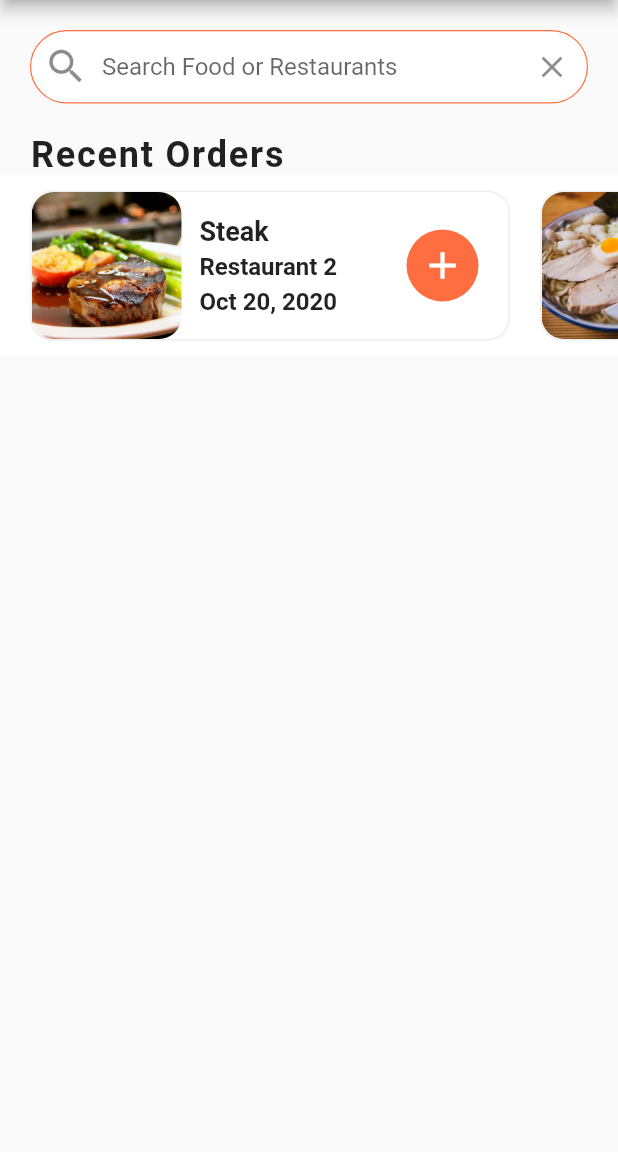
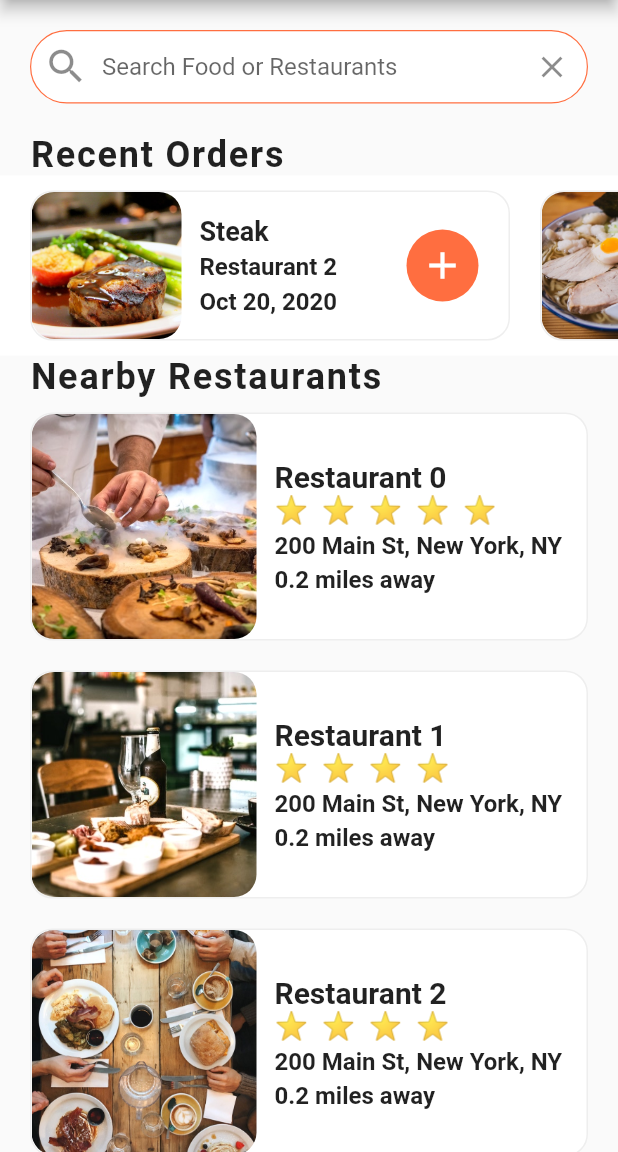
Before and after one commit to sumithpdd/flutterworkshopfooddelivery, a Flutter app: the screen it shows after launch, on a phone screen of 412 x 824 dp, the part 84-1236 px from its top. Run offline on Flutter 3.47's test engine with Material 2 defaults, Android fonts, the phone set to English and light mode, and no system bars.

Commit message:
Nearby restaurants and rating_stars

```diff
--- a/food_delivery/lib/screens/home_screen.dart
+++ b/food_delivery/lib/screens/home_screen.dart
@@ -1,6 +1,8 @@
 import 'package:flutter/material.dart';
 import 'package:food_delivery/data/data.dart';
 import 'package:food_delivery/helpers/style.dart';
+import 'package:food_delivery/models/restaurant.dart';
+import 'package:food_delivery/widgets/rating_stars.dart';
 import 'package:food_delivery/widgets/recent_orders.dart';
 
 class HomeScreen extends StatefulWidget {
@@ -9,6 +11,75 @@ class HomeScreen extends StatefulWidget {
 }
 
 class _HomeScreenState extends State<HomeScreen> {
+  _buildRestaurants() {
+    List<Widget> restaurantList = [];
+    restaurants.forEach((Restaurant restaurant) {
+      restaurantList.add(Container(
+        margin: EdgeInsets.symmetric(horizontal: 20.0, vertical: 10.0),
+        decoration: BoxDecoration(
+          color: white,
+          borderRadius: BorderRadius.circular(15.0),
+          border: Border.all(
+            width: 1.0,
+            color: Colors.grey[200],
+          ),
+        ),
+        child: Row(
+          children: [
+            ClipRRect(
+              borderRadius: BorderRadius.circular(15.0),
+              child: Image(
+                height: 150.0,
+                width: 150.0,
+                image: AssetImage(restaurant.imageUrl),
+                fit: BoxFit.cover,
+              ),
+            ),
+            Expanded(
+              child: Container(
+                margin: EdgeInsets.all(12.0),
+                child: Column(
+                  mainAxisAlignment: MainAxisAlignment.center,
+                  crossAxisAlignment: CrossAxisAlignment.start,
+                  children: [
+                    Text(
+                      restaurant.name,
+                      style: TextStyle(
+                        fontSize: 20.0,
+                        fontWeight: FontWeight.bold,
+                      ),
+                      overflow: TextOverflow.ellipsis,
+                    ),
+                    RatingStars(restaurant.rating),
+                    SizedBox(height: 4.0),
+                    Text(
+                      restaurant.address,
+                      style: TextStyle(
+                        fontSize: 16.0,
+                        fontWeight: FontWeight.w600,
+                      ),
+                      overflow: TextOverflow.ellipsis,
+                    ),
+                    SizedBox(height: 4.0),
+                    Text(
+                      '0.2 miles away',
+                      style: TextStyle(
+                        fontSize: 16.0,
+                        fontWeight: FontWeight.w600,
+                      ),
+                      overflow: TextOverflow.ellipsis,
+                    )
+                  ],
+                ),
+              ),
+            )
+          ],
+        ),
+      ));
+    });
+    return Column(children: restaurantList);
+  }
+
   @override
   Widget build(BuildContext context) {
     return Scaffold(
@@ -60,6 +131,23 @@ class _HomeScreenState extends State<HomeScreen> {
             ),
           ),
           RecentOrders(),
+          Column(
+            crossAxisAlignment: CrossAxisAlignment.start,
+            children: [
+              Padding(
+                padding: const EdgeInsets.symmetric(horizontal: 20),
+                child: Text(
+                  'Nearby Restaurants',
+                  style: TextStyle(
+                    fontSize: 24.0,
+                    fontWeight: FontWeight.w600,
+                    letterSpacing: 1.2,
+                  ),
+                ),
+              ),
+              _buildRestaurants()
+            ],
+          )
         ],
       ),
     );
--- /dev/null
+++ b/food_delivery/lib/widgets/rating_stars.dart
@@ -0,0 +1,22 @@
+import 'package:flutter/material.dart';
+
+class RatingStars extends StatelessWidget {
+  final int rating;
+
+  RatingStars(this.rating);
+
+  @override
+  Widget build(BuildContext context) {
+    String stars = '';
+    for (int i = 0; i < rating; i++) {
+      stars += '⭐  ';
+    }
+    stars.trim();
+    return Text(
+      stars,
+      style: TextStyle(
+        fontSize: 18.0,
+      ),
+    );
+  }
+}
```
